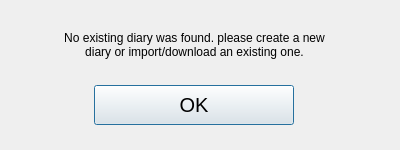
Qt form nodiaryfound.ui (someretical/TheoreticalDiary) before a commit.
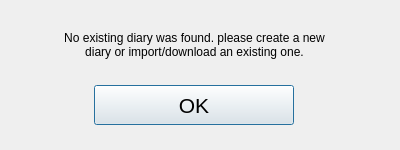
The same form after that commit.

The edit to the form file:
```diff
--- a/nodiaryfound.ui
+++ b/nodiaryfound.ui
@@ -61,7 +61,7 @@
      </property>
      <property name="font">
       <font>
-       <pointsize>15</pointsize>
+       <pointsize>16</pointsize>
       </font>
      </property>
      <property name="text">
```
